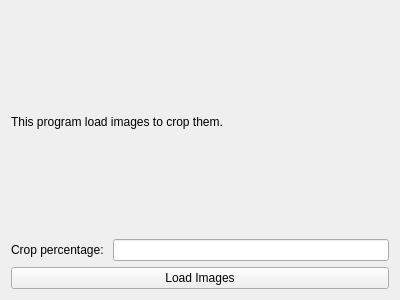
Qt form widget.ui (Thomio-Watanabe/crop_image_gui) before a commit.
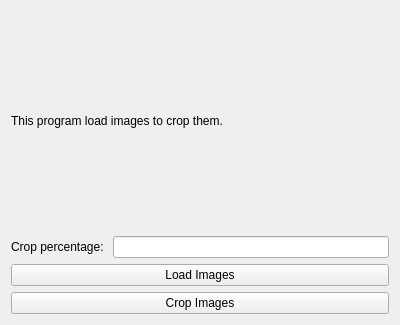
The same form after that commit.

Commit message: Add cropImage Button and CroppedImage class files

Patch:
```diff
--- a/widget.ui
+++ b/widget.ui
@@ -7,7 +7,7 @@
     <x>0</x>
     <y>0</y>
     <width>400</width>
-    <height>300</height>
+    <height>325</height>
    </rect>
   </property>
   <property name="windowTitle">
@@ -44,6 +44,16 @@
        </property>
       </widget>
      </item>
+     <item>
+      <widget class="QPushButton" name="cropImages">
+       <property name="enabled">
+        <bool>true</bool>
+       </property>
+       <property name="text">
+        <string>Crop Images</string>
+       </property>
+      </widget>
+     </item>
     </layout>
    </item>
   </layout>
```
The commit also changes 6 other files.
